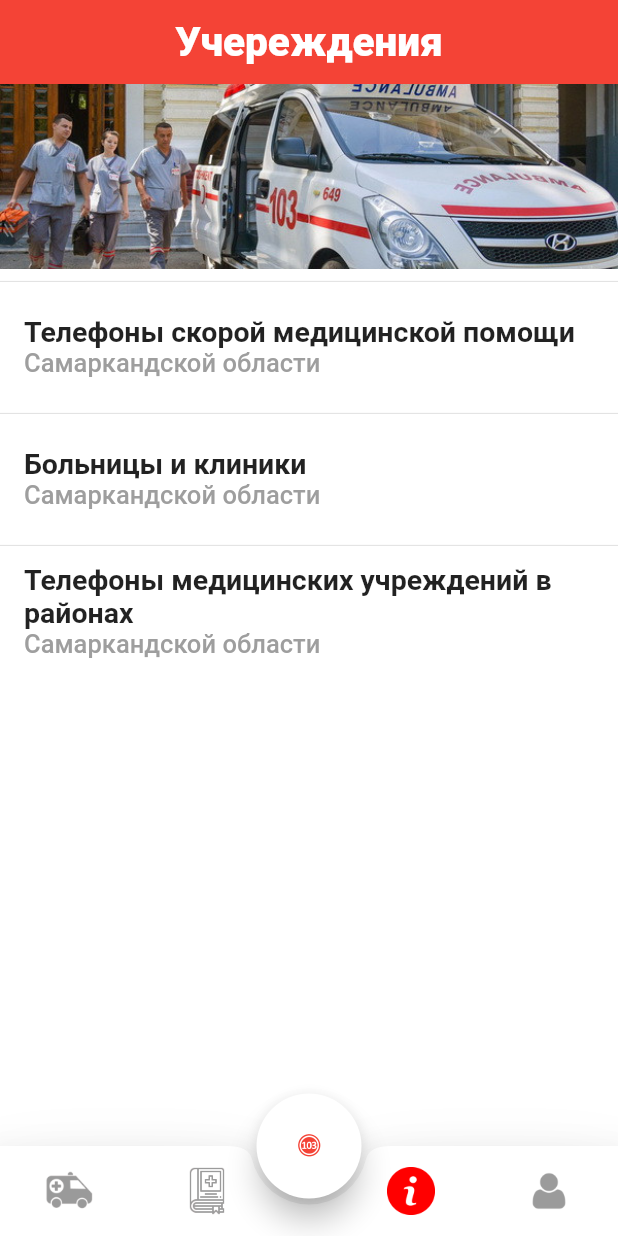
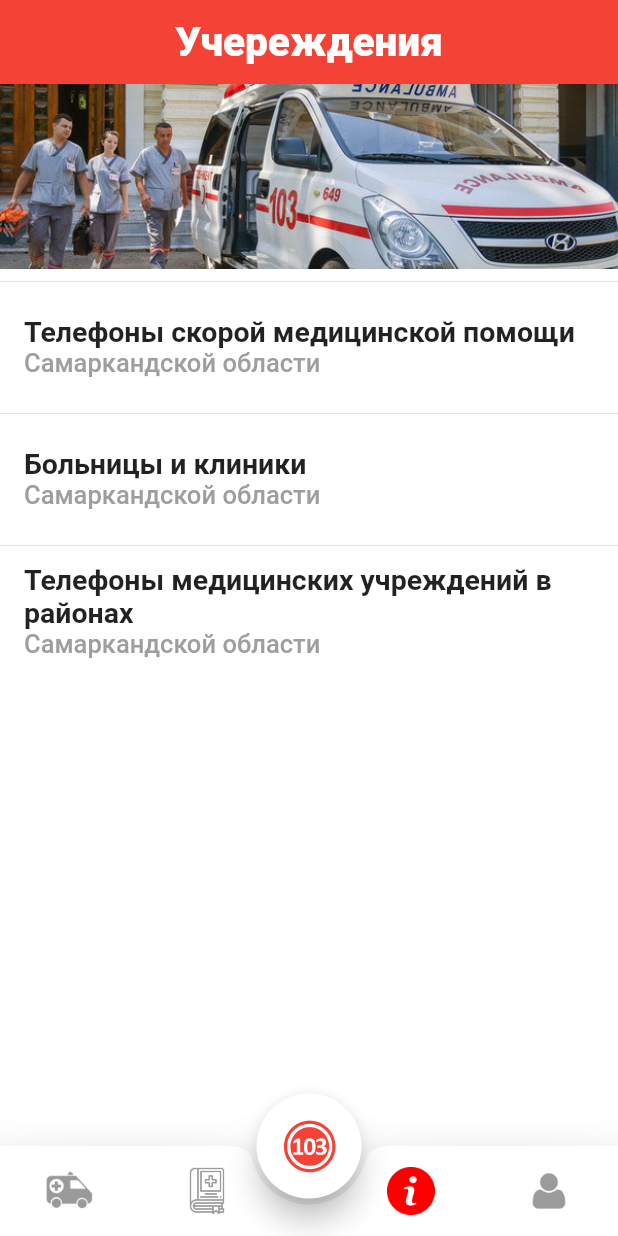
Before and after one commit to Sanjarbek17/health_care, a Flutter app: the InfoScreen screen opened by its route, on a phone screen of 412 x 824 dp. Run offline on Flutter 3.47's test engine with Material 2 defaults, Android fonts, the phone set to English and light mode, and no system bars; drawn by our look-alikes of flutter_speed_dial; our stand-ins replace dropdown_button2, flutter_map, geolocator, go_router, image_picker, latlong2 and 1 more; missing offline and left inert: flutter_map_location_marker, image_picker_android, image_picker_platform_interface.

Commit message:
icon is done

```diff
--- a/lib/screens/catalog/catalog_screen.dart
+++ b/lib/screens/catalog/catalog_screen.dart
@@ -129,7 +129,7 @@ class CatalogScreen extends StatelessWidget {
           child: SpeedDial(
             icon: MyFlutterApp.logo1034,
             activeIcon: Icons.close,
-            iconTheme: const IconThemeData(color: Colors.red),
+            iconTheme: const IconThemeData(color: Colors.red, size: 56),
             visible: true,
             closeManually: false,
             childrenButtonSize: Size(width * 0.9, 70),
--- a/lib/screens/info/info_screen.dart
+++ b/lib/screens/info/info_screen.dart
@@ -112,7 +112,7 @@ class InfoScreen extends StatelessWidget {
           child: SpeedDial(
             icon: MyFlutterApp.logo1034,
             activeIcon: Icons.close,
-            iconTheme: const IconThemeData(color: Colors.red),
+            iconTheme: const IconThemeData(color: Colors.red, size: 56),
             visible: true,
             closeManually: false,
             childrenButtonSize: Size(width * 0.9, 70),
--- a/lib/screens/map_screen.dart
+++ b/lib/screens/map_screen.dart
@@ -30,10 +30,7 @@ class HomeScreen extends StatefulWidget with ChangeNotifier {
 }
 
 class _HomeScreenState extends State<HomeScreen> with TickerProviderStateMixin, ChangeNotifier {
-  List<LatLng> polylinePoints = [
-    LatLng(39.653971, 66.961304),
-    LatLng(39.653831, 66.960754),
-  ];
+  List<LatLng> polylinePoints = [];
 
   late final StreamController<LocationMarkerPosition> positionStreamController;
   late final StreamController<LocationMarkerHeading> headingStreamController;
--- a/lib/screens/profile/profil_screen.dart
+++ b/lib/screens/profile/profil_screen.dart
@@ -262,7 +262,7 @@ class _ProfilScreenState extends State<ProfilScreen> {
         child: SpeedDial(
           icon: MyFlutterApp.logo1034,
           activeIcon: Icons.close,
-          iconTheme: IconThemeData(color: Colors.red),
+          iconTheme: const IconThemeData(color: Colors.red, size: 56),
           visible: true,
           closeManually: false,
           childrenButtonSize: Size(width * 0.9, 70),
```
